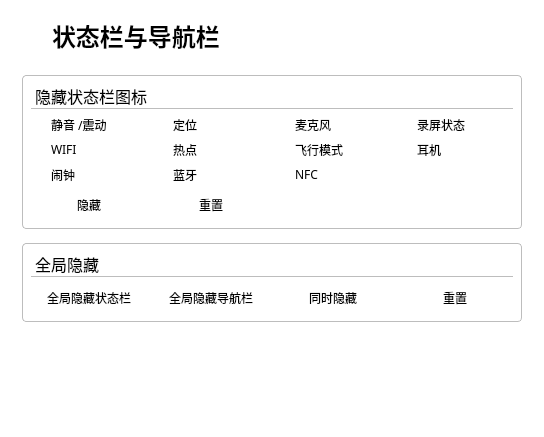
Old version of the form QtAdb/sonPages/advanced/sp_status_bar.ui in the repository LapplandSP/QtAdb.
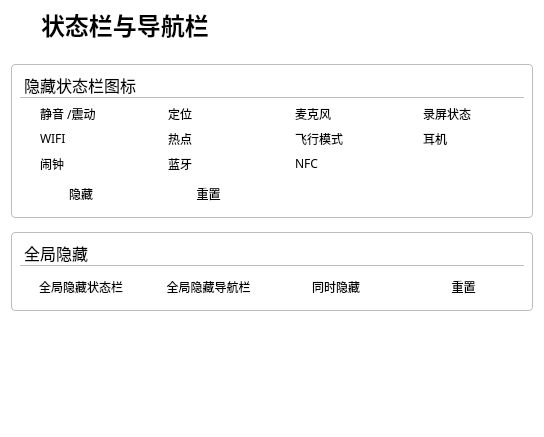
New version of the form. Icons and pictures are not drawn.

Patch:
```diff
--- a/QtAdb/sonPages/advanced/sp_status_bar.ui
+++ b/QtAdb/sonPages/advanced/sp_status_bar.ui
@@ -17,6 +17,15 @@
    <string notr="true">background-color: rgb(255, 255, 255);</string>
   </property>
   <layout class="QVBoxLayout" name="verticalLayout_5">
+   <property name="leftMargin">
+    <number>0</number>
+   </property>
+   <property name="topMargin">
+    <number>0</number>
+   </property>
+   <property name="rightMargin">
+    <number>0</number>
+   </property>
    <item>
     <widget class="QWidget" name="widget" native="true">
      <property name="styleSheet">
```
